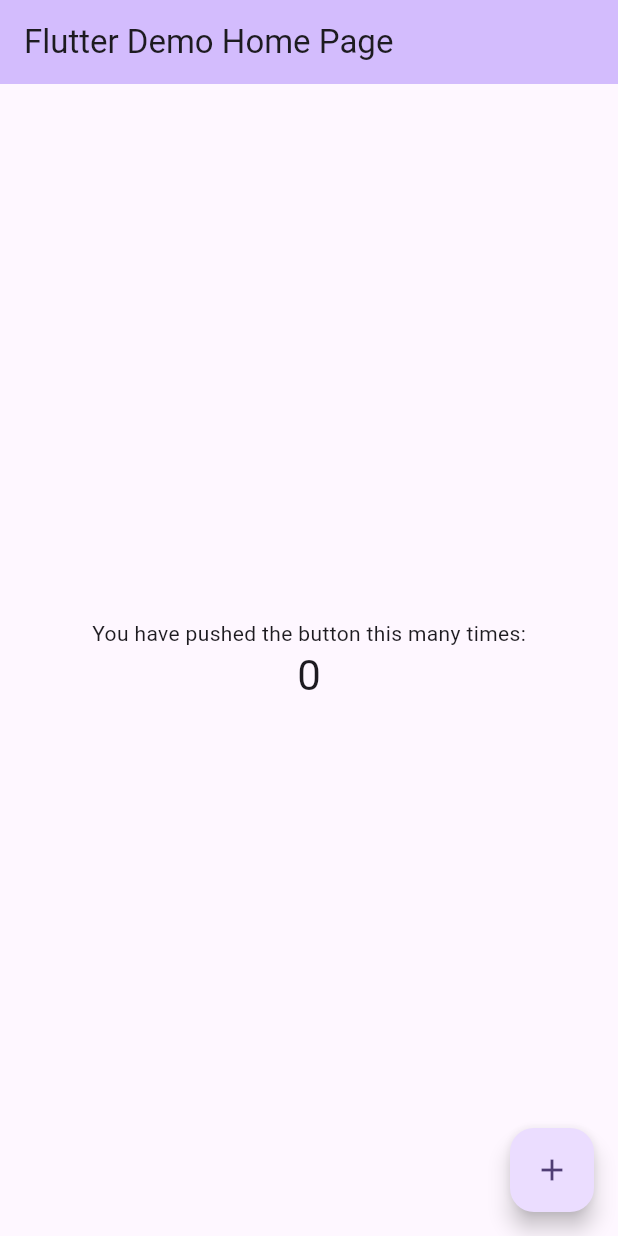
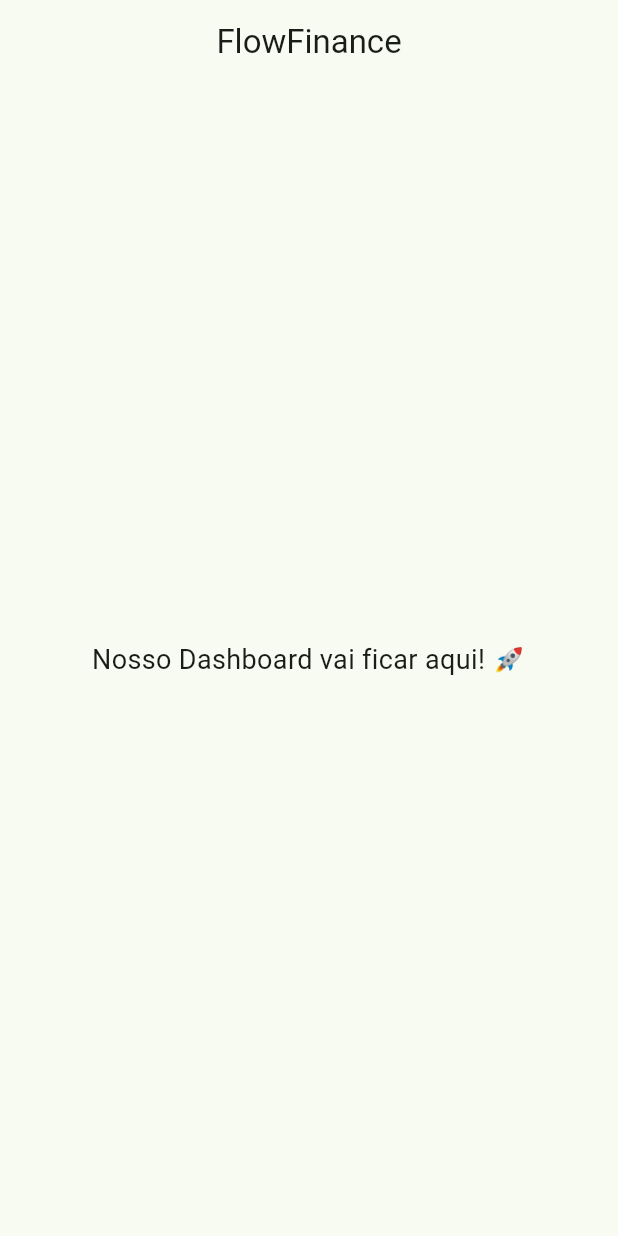
Before and after one commit to DiegoAndreLeffa/FlowFinance, a Flutter app: the screen it shows after launch, on a phone screen of 412 x 824 dp. Run offline on Flutter 3.47's test engine with Material 3 defaults, Android fonts, the phone set to English and light mode, and no system bars; our stand-ins replace flutter_riverpod.

Commit message:
Implements the homepage with a basic layout

```diff
--- /dev/null
+++ b/lib/features/home/home_page.dart
@@ -0,0 +1,18 @@
+import 'package:flutter/material.dart';
+
+class HomePage extends StatelessWidget {
+  const HomePage({super.key});
+
+  @override
+  Widget build(BuildContext context) {
+    return Scaffold(
+      appBar: AppBar(title: const Text('FlowFinance'), centerTitle: true),
+      body: const Center(
+        child: Text(
+          'Nosso Dashboard vai ficar aqui! 🚀',
+          style: TextStyle(fontSize: 18),
+        ),
+      ),
+    );
+  }
+}
--- a/lib/main.dart
+++ b/lib/main.dart
@@ -1,122 +1,24 @@
 import 'package:flutter/material.dart';
+import 'package:flutter_riverpod/flutter_riverpod.dart';
+import 'features/home/home_page.dart';
 
 void main() {
-  runApp(const MyApp());
+  runApp(const ProviderScope(child: FlowFinanceApp()));
 }
 
-class MyApp extends StatelessWidget {
-  const MyApp({super.key});
+class FlowFinanceApp extends StatelessWidget {
+  const FlowFinanceApp({super.key});
 
-  // This widget is the root of your application.
   @override
   Widget build(BuildContext context) {
     return MaterialApp(
-      title: 'Flutter Demo',
+      title: 'FlowFinance',
+      debugShowCheckedModeBanner: false,
       theme: ThemeData(
-        // This is the theme of your application.
-        //
-        // TRY THIS: Try running your application with "flutter run". You'll see
-        // the application has a purple toolbar. Then, without quitting the app,
-        // try changing the seedColor in the colorScheme below to Colors.green
-        // and then invoke "hot reload" (save your changes or press the "hot
-        // reload" button in a Flutter-supported IDE, or press "r" if you used
-        // the command line to start the app).
-        //
-        // Notice that the counter didn't reset back to zero; the application
-        // state is not lost during the reload. To reset the state, use hot
-        // restart instead.
-        //
-        // This works for code too, not just values: Most code changes can be
-        // tested with just a hot reload.
-        colorScheme: .fromSeed(seedColor: Colors.deepPurple),
+        colorScheme: ColorScheme.fromSeed(seedColor: Colors.green),
+        useMaterial3: true,
       ),
-      home: const MyHomePage(title: 'Flutter Demo Home Page'),
+      home: const HomePage(),
     );
   }
 }
-
-class MyHomePage extends StatefulWidget {
-  const MyHomePage({super.key, required this.title});
-
-  // This widget is the home page of your application. It is stateful, meaning
-  // that it has a State object (defined below) that contains fields that affect
-  // how it looks.
-
-  // This class is the configuration for the state. It holds the values (in this
-  // case the title) provided by the parent (in this case the App widget) and
-  // used by the build method of the State. Fields in a Widget subclass are
-  // always marked "final".
-
-  final String title;
-
-  @override
-  State<MyHomePage> createState() => _MyHomePageState();
-}
-
-class _MyHomePageState extends State<MyHomePage> {
-  int _counter = 0;
-
-  void _incrementCounter() {
-    setState(() {
-      // This call to setState tells the Flutter framework that something has
-      // changed in this State, which causes it to rerun the build method below
-      // so that the display can reflect the updated values. If we changed
-      // _counter without calling setState(), then the build method would not be
-      // called again, and so nothing would appear to happen.
-      _counter++;
-    });
-  }
-
-  @override
-  Widget build(BuildContext context) {
-    // This method is rerun every time setState is called, for instance as done
-    // by the _incrementCounter method above.
-    //
-    // The Flutter framework has been optimized to make rerunning build methods
-    // fast, so that you can just rebuild anything that needs updating rather
-    // than having to individually change instances of widgets.
-    return Scaffold(
-      appBar: AppBar(
-        // TRY THIS: Try changing the color here to a specific color (to
-        // Colors.amber, perhaps?) and trigger a hot reload to see the AppBar
-        // change color while the other colors stay the same.
-        backgroundColor: Theme.of(context).colorScheme.inversePrimary,
-        // Here we take the value from the MyHomePage object that was created by
-        // the App.build method, and use it to set our appbar title.
-        title: Text(widget.title),
-      ),
-      body: Center(
-        // Center is a layout widget. It takes a single child and positions it
-        // in the middle of the parent.
-        child: Column(
-          // Column is also a layout widget. It takes a list of children and
-          // arranges them vertically. By default, it sizes itself to fit its
-          // children horizontally, and tries to be as tall as its parent.
-          //
-          // Column has various properties to control how it sizes itself and
-          // how it positions its children. Here we use mainAxisAlignment to
-          // center the children vertically; the main axis here is the vertical
-          // axis because Columns are vertical (the cross axis would be
-          // horizontal).
-          //
-          // TRY THIS: Invoke "debug painting" (choose the "Toggle Debug Paint"
-          // action in the IDE, or press "p" in the console), to see the
-          // wireframe for each widget.
-          mainAxisAlignment: .center,
-          children: [
-            const Text('You have pushed the button this many times:'),
-            Text(
-              '$_counter',
-              style: Theme.of(context).textTheme.headlineMedium,
-            ),
-          ],
-        ),
-      ),
-      floatingActionButton: FloatingActionButton(
-        onPressed: _incrementCounter,
-        tooltip: 'Increment',
-        child: const Icon(Icons.add),
-      ),
-    );
-  }
-}
--- a/pubspec.yaml
+++ b/pubspec.yaml
@@ -34,6 +34,7 @@ dependencies:
   # The following adds the Cupertino Icons font to your application.
   # Use with the CupertinoIcons class for iOS style icons.
   cupertino_icons: ^1.0.8
+  flutter_riverpod: ^3.3.2
 
 dev_dependencies:
   flutter_test:
```
Also changed, not shown: pubspec.lock, 1 other file.
